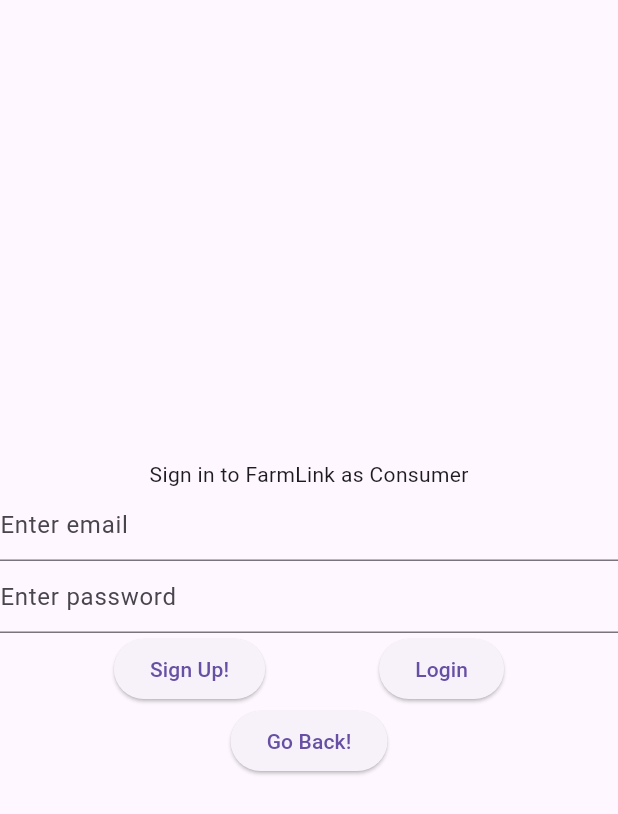
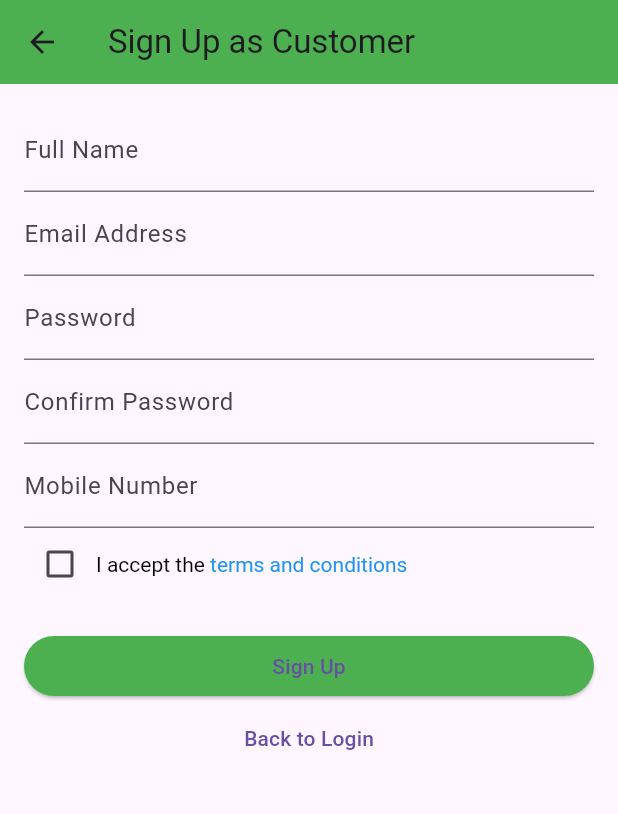
Before and after one commit to PRL-Five/FarmLink, a Flutter app: the signInConsumer screen opened directly, after a tap on "Sign Up!", on a phone screen of 412 x 824 dp. Shown: the top 814 px of the screen. Run offline on Flutter 3.47's test engine with Material 3 defaults, Android fonts, the phone set to English and light mode, and no system bars.

Commit message:
Add files via upload

```diff
--- a/lib/screens/signInConsumer.dart
+++ b/lib/screens/signInConsumer.dart
@@ -1,3 +1,6 @@
+// ignore_for_file: camel_case_types, file_names
+
+import 'package:farmlink/screens/signUpConsumer.dart';
 import 'package:flutter/material.dart';
 
 class signInConsumer extends StatefulWidget {
@@ -42,7 +45,14 @@
           Row(
             mainAxisAlignment: MainAxisAlignment.spaceEvenly,
             children: [
-              ElevatedButton(onPressed: setText, child: Text('Sign Up!')),
+              ElevatedButton(
+                  onPressed: () {
+                    Navigator.push(
+                        context,
+                        MaterialPageRoute(
+                            builder: (context) => const signUpCustomer()));
+                  },
+                  child: Text('Sign Up!')),
               ElevatedButton(onPressed: setText, child: Text('Login')),
             ],
           ),
--- a/lib/screens/signUpConsumer.dart
+++ b/lib/screens/signUpConsumer.dart
@@ -0,0 +1,193 @@
+// ignore_for_file: unused_field, camel_case_types
+
+import 'package:flutter/gestures.dart';
+import 'package:flutter/material.dart';
+
+class signUpCustomer extends StatefulWidget {
+  const signUpCustomer({super.key});
+
+  @override
+  State<signUpCustomer> createState() => _signUpCustomerState();
+}
+
+class _signUpCustomerState extends State<signUpCustomer> {
+  final _formKey = GlobalKey<FormState>();
+  late String _fullName,
+      _farmerId,
+      _email,
+      _password,
+      _confirmPassword,
+      _mobileNumber;
+  bool _termsAccepted = false;
+
+  void _signUp() {
+    if (_formKey.currentState!.validate() && _termsAccepted) {
+      ScaffoldMessenger.of(context).showSnackBar(
+        SnackBar(content: Text('Sign-up successful')),
+      );
+    } else if (!_termsAccepted) {
+      ScaffoldMessenger.of(context).showSnackBar(
+        SnackBar(content: Text('You must accept the terms and conditions')),
+      );
+    }
+  }
+
+  void _openTermsAndConditions() {
+    Navigator.push(
+      context,
+      MaterialPageRoute(builder: (context) => TermsAndConditionsPage()),
+    );
+  }
+
+  @override
+  Widget build(BuildContext context) {
+    return Scaffold(
+      appBar: AppBar(
+        title: Text('Sign Up as Customer'),
+        backgroundColor: Colors.green,
+      ),
+      body: Padding(
+        padding: const EdgeInsets.all(16.0),
+        child: SingleChildScrollView(
+          child: Form(
+            key: _formKey,
+            child: Column(
+              mainAxisAlignment: MainAxisAlignment.center,
+              crossAxisAlignment: CrossAxisAlignment.stretch,
+              children: [
+                TextFormField(
+                  decoration: InputDecoration(labelText: 'Full Name'),
+                  onChanged: (value) => _fullName = value,
+                  validator: (value) {
+                    if (value == null || value.isEmpty) {
+                      return 'Please enter your full name';
+                    }
+                    return null;
+                  },
+                ),
+                // TextFormField(
+                //   decoration: InputDecoration(labelText: 'Farmer ID'),
+                //   onChanged: (value) => _farmerId = value,
+                //   validator: (value) {
+                //     if (value == null || value.isEmpty) {
+                //       return 'Please enter your Farmer ID';
+                //     }
+                //     return null;
+                //   },
+                // ),
+                TextFormField(
+                  decoration: InputDecoration(labelText: 'Email Address'),
+                  onChanged: (value) => _email = value,
+                  validator: (value) {
+                    if (value == null || value.isEmpty) {
+                      return 'Please enter your email address';
+                    }
+                    if (!RegExp(r'\S+@\S+\.\S+').hasMatch(value)) {
+                      return 'Please enter a valid email address';
+                    }
+                    return null;
+                  },
+                ),
+                TextFormField(
+                  decoration: InputDecoration(labelText: 'Password'),
+                  obscureText: true,
+                  onChanged: (value) => _password = value,
+                  validator: (value) {
+                    if (value == null || value.isEmpty) {
+                      return 'Please enter your password';
+                    }
+                    return null;
+                  },
+                ),
+                TextFormField(
+                  decoration: InputDecoration(labelText: 'Confirm Password'),
+                  obscureText: true,
+                  onChanged: (value) => _confirmPassword = value,
+                  validator: (value) {
+                    if (value == null || value.isEmpty) {
+                      return 'Please confirm your password';
+                    }
+                    if (value != _password) {
+                      return 'Passwords do not match';
+                    }
+                    return null;
+                  },
+                ),
+                TextFormField(
+                  decoration: InputDecoration(labelText: 'Mobile Number'),
+                  onChanged: (value) => _mobileNumber = value,
+                  validator: (value) {
+                    if (value == null || value.isEmpty) {
+                      return 'Please enter your mobile number';
+                    }
+                    return null;
+                  },
+                ),
+                Row(
+                  children: [
+                    Checkbox(
+                      value: _termsAccepted,
+                      onChanged: (bool? value) {
+                        setState(() {
+                          _termsAccepted = value ?? false;
+                        });
+                      },
+                    ),
+                    Expanded(
+                      child: RichText(
+                        text: TextSpan(
+                          children: [
+                            TextSpan(
+                              text: 'I accept the ',
+                              style: TextStyle(color: Colors.black),
+                            ),
+                            TextSpan(
+                              text: 'terms and conditions',
+                              style: TextStyle(color: Colors.blue),
+                              recognizer: TapGestureRecognizer()
+                                ..onTap = _openTermsAndConditions,
+                            ),
+                          ],
+                        ),
+                      ),
+                    ),
+                  ],
+                ),
+                SizedBox(height: 20),
+                ElevatedButton(
+                  onPressed: _signUp,
+                  child: Text('Sign Up'),
+                  style: ElevatedButton.styleFrom(
+                    backgroundColor: Colors.green,
+                  ),
+                ),
+                TextButton(
+                  onPressed: () {
+                    Navigator.pop(context);
+                  },
+                  child: Text('Back to Login'),
+                ),
+              ],
+            ),
+          ),
+        ),
+      ),
+    );
+  }
+}
+
+// Dummy Terms and Conditions Page
+class TermsAndConditionsPage extends StatelessWidget {
+  @override
+  Widget build(BuildContext context) {
+    return Scaffold(
+      appBar: AppBar(
+        title: Text('Terms and Conditions'),
+        backgroundColor: Colors.green,
+      ),
+      body: Center(
+        child: Text('Terms and Conditions content goes here'),
+      ),
+    );
+  }
+}
```
